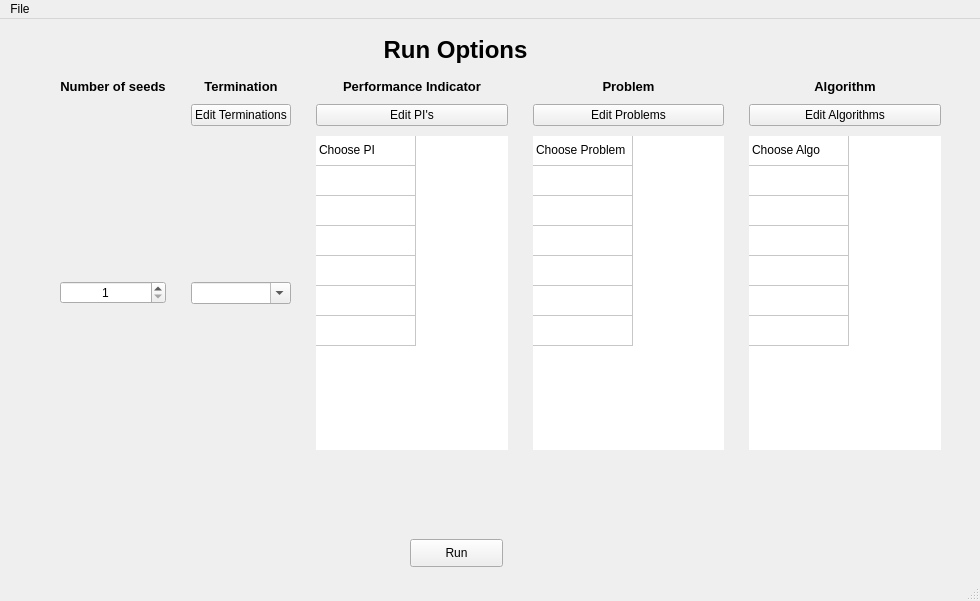
Old version of the form frontend/designer_main.ui in the repository tomaslibanomonteiro/Thesis-code.
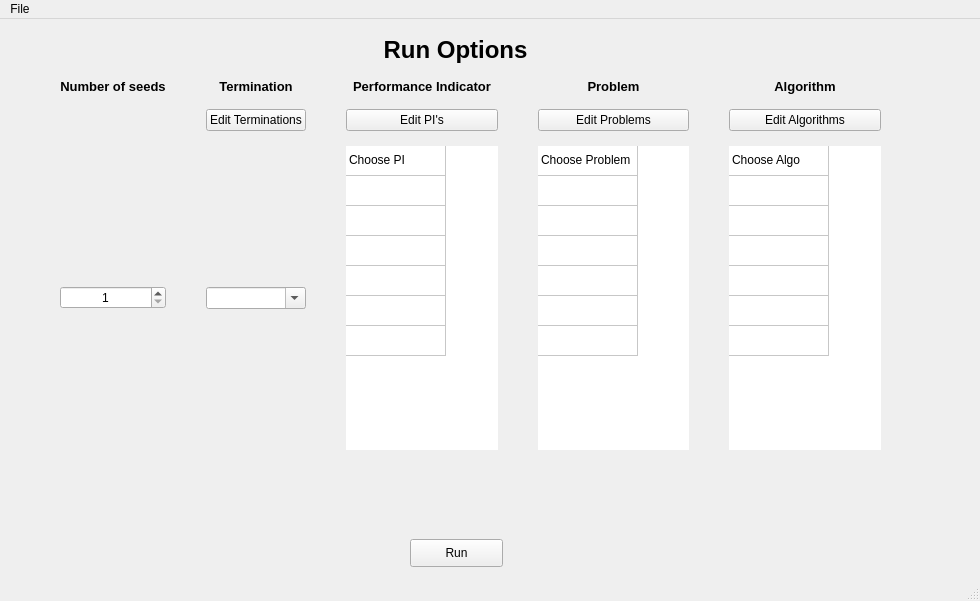
New version of the form.

The edit to the form file:
```diff
--- a/frontend/designer_main.ui
+++ b/frontend/designer_main.ui
@@ -73,13 +73,13 @@
      <rect>
       <x>60</x>
       <y>60</y>
-      <width>881</width>
+      <width>821</width>
       <height>371</height>
      </rect>
     </property>
     <layout class="QGridLayout" name="gridLayout" rowstretch="0,0,0">
      <property name="sizeConstraint">
-      <enum>QLayout::SetMinimumSize</enum>
+      <enum>QLayout::SetNoConstraint</enum>
      </property>
      <property name="leftMargin">
       <number>0</number>
@@ -88,10 +88,10 @@
       <number>0</number>
      </property>
      <property name="horizontalSpacing">
-      <number>25</number>
+      <number>40</number>
      </property>
      <property name="verticalSpacing">
-      <number>10</number>
+      <number>15</number>
      </property>
      <item row="0" column="1">
       <widget class="QLabel" name="label_2">
```
